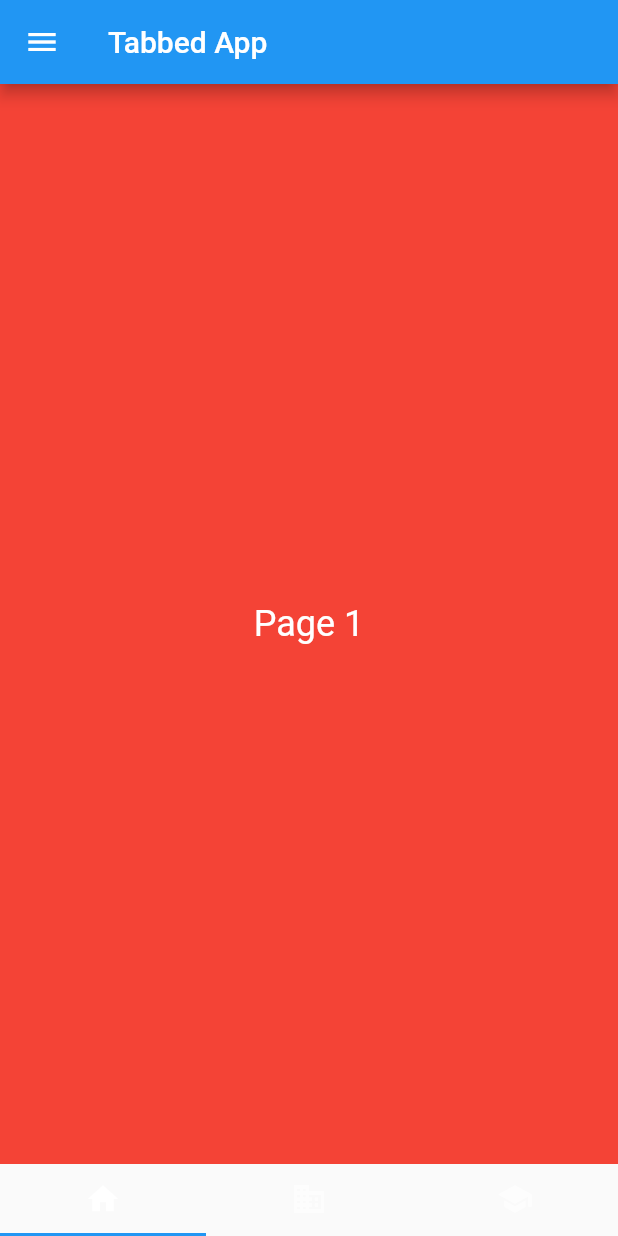
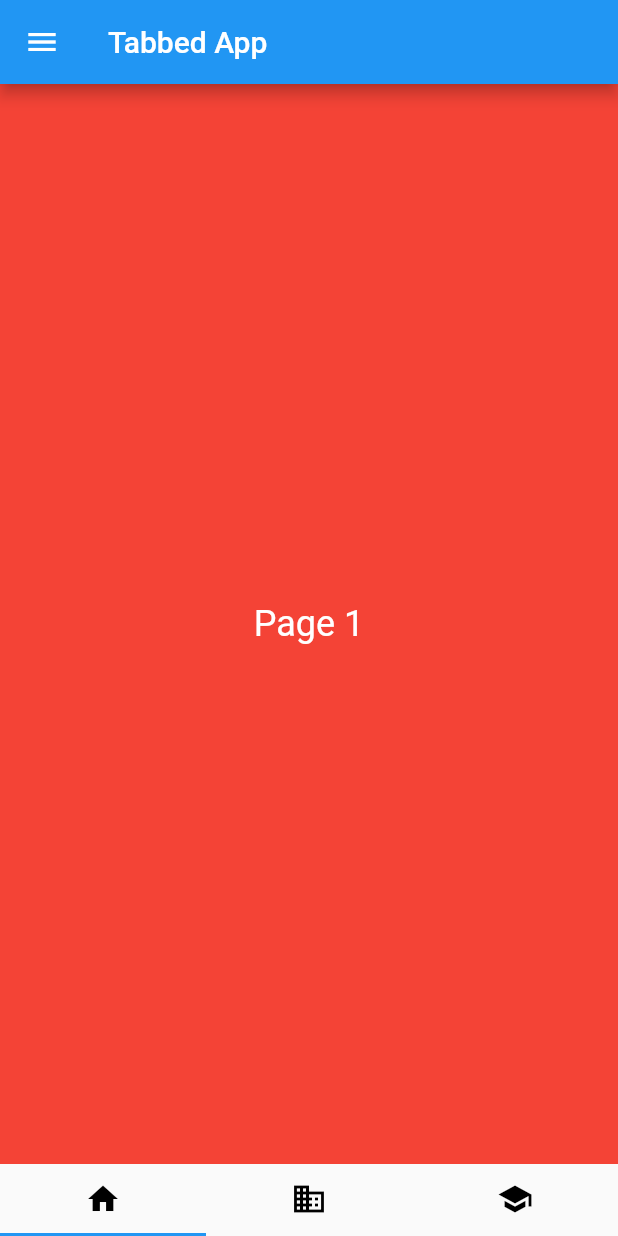
Before and after one commit to Hasibol-Hoda-Inu/Dart-Ostad, a Flutter app: the screen it shows after launch, on a phone screen of 412 x 824 dp. Run offline on Flutter 3.47's test engine with Material 2 defaults, Android fonts, the phone set to English and light mode, and no system bars.

Commit message:
main.dart
assignment_ostad

```diff
--- a/lib/main.dart
+++ b/lib/main.dart
@@ -67,7 +67,15 @@ class _MyTabbedPageState extends State<MyTabbedPage>
           ],
         ),
       ),
-      bottomNavigationBar: TabBar(
+      bottomNavigationBar: Theme(
+        data: Theme.of(context).copyWith(
+          // Set the unselected label color to black
+          tabBarTheme: TabBarTheme(
+            labelColor: Colors.black,
+            unselectedLabelColor: Colors.black,
+          ),
+        ),
+        child: TabBar(
           controller: _tabController,
           tabs: <Widget>[
             Tab(
@@ -80,6 +88,7 @@ class _MyTabbedPageState extends State<MyTabbedPage>
               icon: Icon(Icons.school),
             ),
           ],
+        ),
       ),
       body: TabBarView(
         controller: _tabController,
```
Lines whose indentation alone changed are shown as unchanged.
